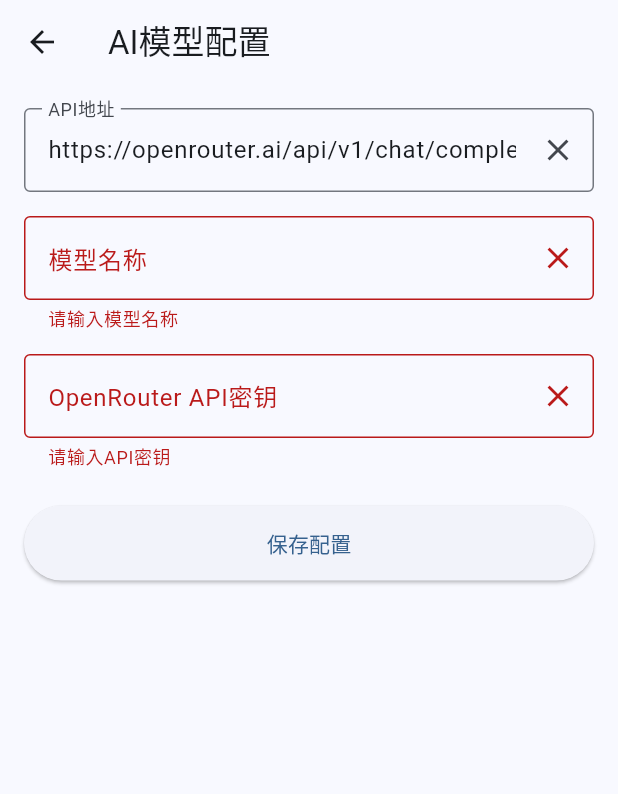
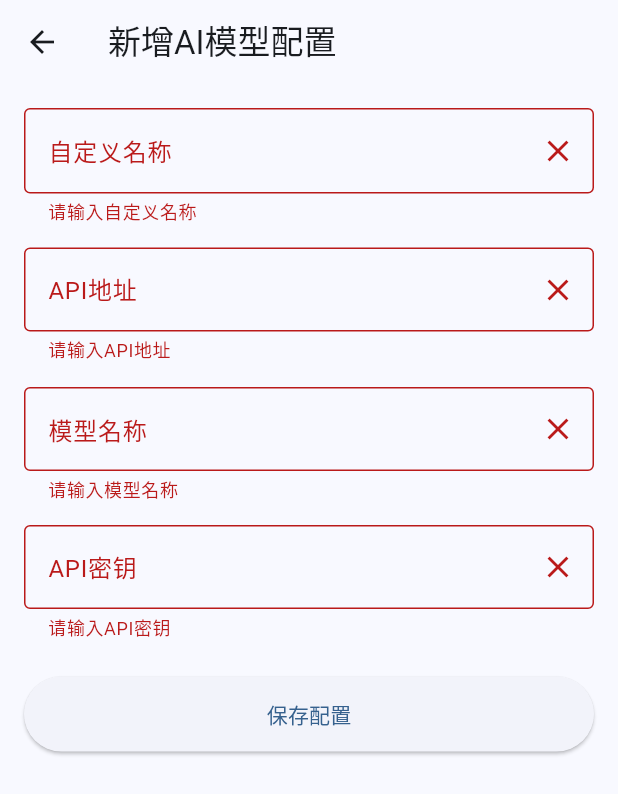
Before and after one commit to jesee/teacher, a Flutter app: the AIModelConfigScreen screen opened directly, after a tap on "保存配置", on a phone screen of 412 x 824 dp. Shown: the top 794 px of the screen. Run offline on Flutter 3.47's test engine with Material 3 defaults, Android fonts, the phone set to English and light mode, and no system bars; our stand-ins replace flutter_markdown, flutter_tts, shared_preferences, speech_to_text, sqflite; missing offline and left inert: app_settings, markdown; accounts and stored records are empty.

Commit message:
配置优化

```diff
--- a/lib/screens/ai_model_config_screen.dart
+++ b/lib/screens/ai_model_config_screen.dart
@@ -1,8 +1,10 @@
 import 'package:flutter/material.dart';
-import 'package:shared_preferences/shared_preferences.dart';
+import '../services/database_service.dart';
 
 class AIModelConfigScreen extends StatefulWidget {
-  const AIModelConfigScreen({super.key});
+  final Map<String, dynamic>? existingConfig;
+
+  const AIModelConfigScreen({Key? key, this.existingConfig}) : super(key: key);
 
   @override
   State<AIModelConfigScreen> createState() => _AIModelConfigScreenState();
@@ -10,57 +12,132 @@ class AIModelConfigScreen extends StatefulWidget {
 
 class _AIModelConfigScreenState extends State<AIModelConfigScreen> {
   final _formKey = GlobalKey<FormState>();
+  final _customNameController = TextEditingController();
   final _apiKeyController = TextEditingController();
   final _apiUrlController = TextEditingController();
   final _modelNameController = TextEditingController();
 
+  Map<String, dynamic>? _currentConfig;
+  final DatabaseService _databaseService = DatabaseService();
+  bool _isLoading = true;
+
   @override
   void initState() {
     super.initState();
-    _loadSavedConfig();
+    _loadData();
   }
 
-  Future<void> _loadSavedConfig() async {
-    final prefs = await SharedPreferences.getInstance();
+  Future<void> _loadData() async {
     setState(() {
-      _apiKeyController.text = prefs.getString('apiKey') ?? '';
-      _apiUrlController.text = prefs.getString('apiUrl') ?? 'https://openrouter.ai/api/v1/chat/completions';
-      _modelNameController.text = prefs.getString('modelName') ?? 'google/gemini-2.0-flash-thinking-exp:free';
+      _isLoading = true;
     });
+
+    try {
+      if (widget.existingConfig != null) {
+        // 如果是编辑现有配置
+        _currentConfig = widget.existingConfig;
+        _customNameController.text = _currentConfig!['customName'] ?? '';
+        _apiKeyController.text = _currentConfig!['apiKey'] ?? '';
+        _apiUrlController.text = _currentConfig!['apiUrl'] ?? '';
+        _modelNameController.text = _currentConfig!['modelName'] ?? '';
+      } else {
+        // 如果是新建配置，设置默认值
+        _apiUrlController.text = '';
+        _modelNameController.text = '';
+      }
+    } catch (e) {
+      ScaffoldMessenger.of(context).showSnackBar(
+        SnackBar(content: Text('加载配置失败: ${e.toString()}')),
+      );
+    } finally {
+      setState(() {
+        _isLoading = false;
+      });
+    }
   }
 
   Future<void> _saveConfig() async {
     if (_formKey.currentState!.validate()) {
-      final prefs = await SharedPreferences.getInstance();
-      await prefs.setString('apiKey', _apiKeyController.text);
-      await prefs.setString('apiUrl', _apiUrlController.text);
-      await prefs.setString('modelName', _modelNameController.text);
+      try {
+        final config = {
+          'id': _currentConfig?['id'],
+          'customName': _customNameController.text,
+          'apiKey': _apiKeyController.text,
+          'apiUrl': _apiUrlController.text,
+          'modelName': _modelNameController.text,
+          'createdAt': DateTime.now().toIso8601String(),
+        };
+
+        await _databaseService.saveAIModelConfig(config);
+
         if (mounted) {
-        Navigator.pop(context);
+          ScaffoldMessenger.of(context).showSnackBar(
+            const SnackBar(content: Text('配置保存成功')),
+          );
+          Navigator.pop(context, true); // 返回true表示配置已更新
+        }
+      } catch (e) {
+        ScaffoldMessenger.of(context).showSnackBar(
+          SnackBar(content: Text('保存配置失败: ${e.toString()}')),
+        );
       }
     }
   }
 
   @override
   Widget build(BuildContext context) {
-    return Scaffold(
+    return WillPopScope(
+      onWillPop: () async {
+        Navigator.pop(context, false); // 返回false表示配置未更新但用户手动返回
+        return false;
+      },
+      child: Scaffold(
         appBar: AppBar(
-        title: const Text('AI模型配置'),
+          title: Text(widget.existingConfig != null ? '编辑AI模型配置' : '新增AI模型配置'),
+          leading: IconButton(
+            icon: const Icon(Icons.arrow_back),
+            onPressed: () {
+              Navigator.pop(context, false); // 返回false表示配置未更新
+            },
           ),
-      body: SingleChildScrollView(
+        ),
+        body: _isLoading
+            ? const Center(child: CircularProgressIndicator())
+            : SingleChildScrollView(
                 padding: const EdgeInsets.all(16.0),
                 child: Form(
                   key: _formKey,
                   child: Column(
                     crossAxisAlignment: CrossAxisAlignment.stretch,
                     children: [
+                      // 自定义名称输入框
+                      TextFormField(
+                        controller: _customNameController,
+                        decoration: InputDecoration(
+                          labelText: '自定义名称',
+                          border: const OutlineInputBorder(),
+                          hintText: '如：Gemini模型',
+                          suffixIcon: IconButton(
+                            icon: const Icon(Icons.clear),
+                            onPressed: () => _customNameController.clear(),
+                          ),
+                        ),
+                        validator: (value) {
+                          if (value == null || value.isEmpty) {
+                            return '请输入自定义名称';
+                          }
+                          return null;
+                        },
+                      ),
+                      const SizedBox(height: 16),
+
                       // API 地址输入框
                       TextFormField(
                         controller: _apiUrlController,
                         decoration: InputDecoration(
                           labelText: 'API地址',
                           border: const OutlineInputBorder(),
-                  hintText: 'https://openrouter.ai/api/v1/chat/completions',
+                          hintText: 'https://api.mistral.ai/v1/chat/completions',
                           suffixIcon: IconButton(
                             icon: const Icon(Icons.clear),
                             onPressed: () => _apiUrlController.clear(),
@@ -85,7 +162,7 @@ class _AIModelConfigScreenState extends State<AIModelConfigScreen> {
                         decoration: InputDecoration(
                           labelText: '模型名称',
                           border: const OutlineInputBorder(),
-                  hintText: 'google/gemini-2.0-flash-thinking-exp:free',
+                          hintText: 'google/gemini-2.0-flash',
                           suffixIcon: IconButton(
                             icon: const Icon(Icons.clear),
                             onPressed: () => _modelNameController.clear(),
@@ -104,7 +181,7 @@ class _AIModelConfigScreenState extends State<AIModelConfigScreen> {
                       TextFormField(
                         controller: _apiKeyController,
                         decoration: InputDecoration(
-                  labelText: 'OpenRouter API密钥',
+                          labelText: 'API密钥',
                           border: const OutlineInputBorder(),
                           hintText: 'sk-or-v1-...',
                           suffixIcon: IconButton(
@@ -133,14 +210,7 @@ class _AIModelConfigScreenState extends State<AIModelConfigScreen> {
                   ),
                 ),
               ),
+      ),
     );
   }
-
-  @override
-  void dispose() {
-    _apiKeyController.dispose();
-    _apiUrlController.dispose();
-    _modelNameController.dispose();
-    super.dispose();
 }
-}
--- a/lib/screens/home_screen.dart
+++ b/lib/screens/home_screen.dart
@@ -64,7 +64,7 @@ class _HomeScreenState extends State<HomeScreen> {
   Widget build(BuildContext context) {
     return Scaffold(
       appBar: AppBar(
-        title: const Text('AI教学助手'),
+        title: const Text('AI学习助手'),
         actions: [
           IconButton(
             icon: const Icon(Icons.settings),
```
Also changed, not shown: lib/screens/ai_model_list_screen.dart (added, +273 -0 lines), lib/screens/settings_screen.dart (+41 -3 lines), lib/services/ai_service.dart (+27 -42 lines), lib/services/database_service.dart (+121 -0 lines). Lines whose indentation alone changed are shown as unchanged.
